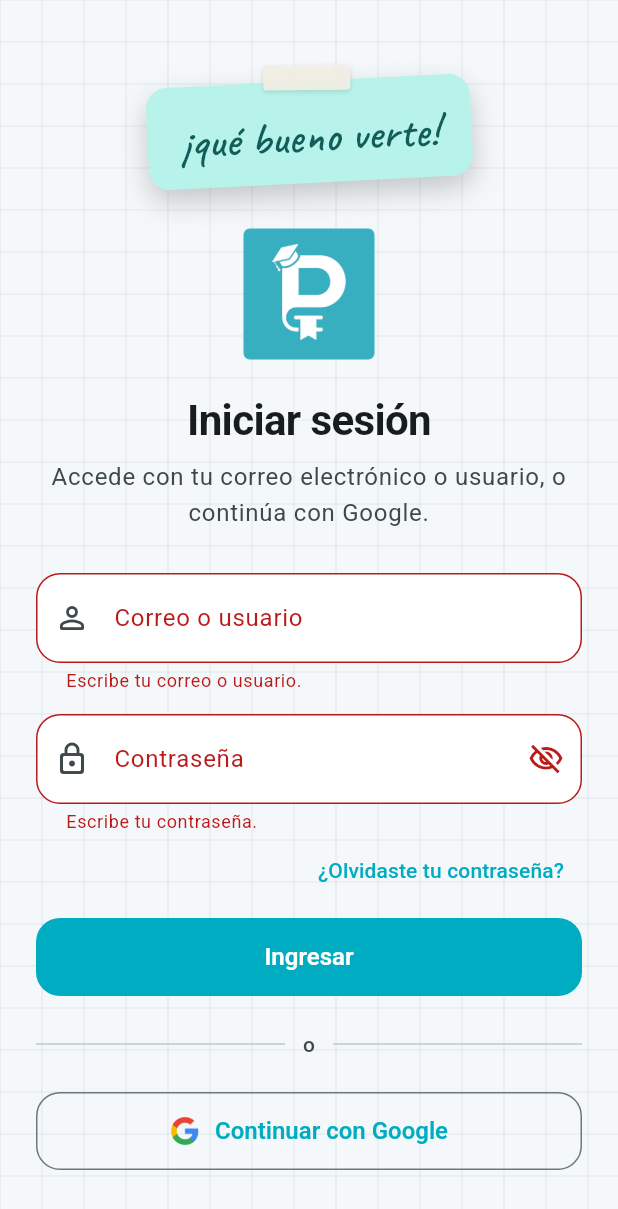
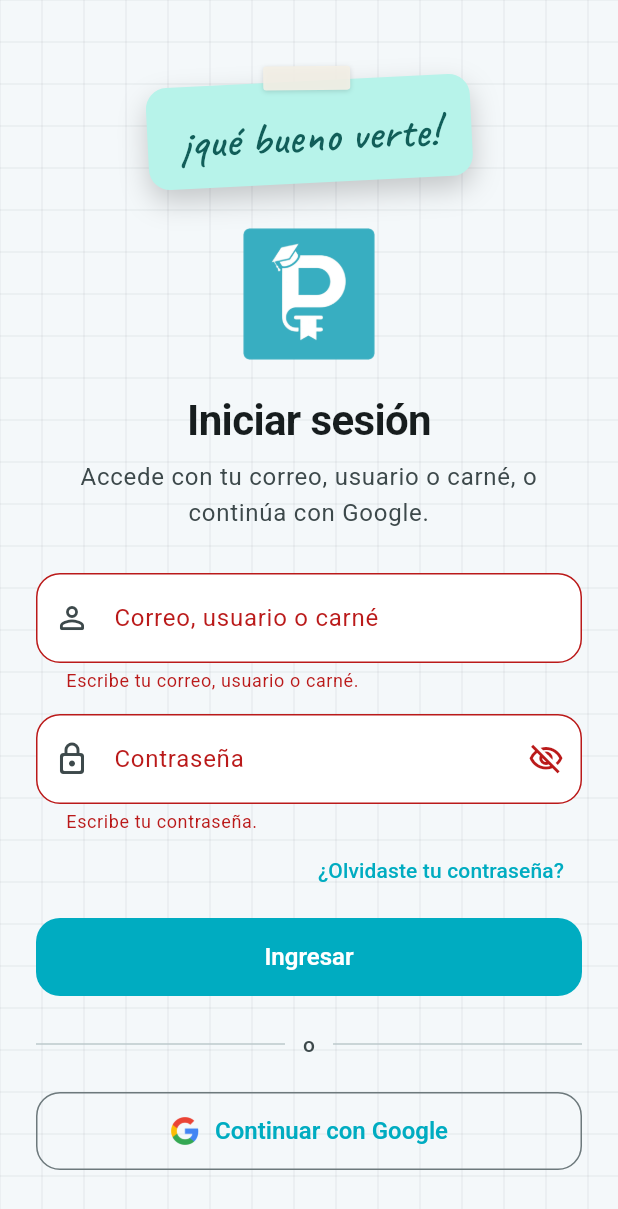
Before and after one commit to Yelenis-M/Repositorio-app_control_academico, a Flutter app: the screen it shows after launch, after a tap on "Ingresar", on a phone screen of 412 x 824 dp. Shown: the top 1209 px of the screen. Run offline on Flutter 3.47's test engine with Material 3 defaults, Android fonts, the phone set to English and light mode, and no system bars; our stand-ins replace cloud_firestore, firebase_auth, firebase_core, flutter_colorpicker, google_sign_in, image_picker and 4 more; accounts and stored records are empty.

Commit message:
Actualizar textos de login para indicar acceso con carné

```diff
--- a/lib/screens/login_screen.dart
+++ b/lib/screens/login_screen.dart
@@ -188,7 +188,7 @@ class _LoginScreenState extends State<LoginScreen>
                     ),
                     const SizedBox(height: 8),
                     Text(
-                      'Accede con tu correo electrónico o usuario, o continúa con Google.',
+                      'Accede con tu correo, usuario o carné, o continúa con Google.',
                       textAlign: TextAlign.center,
                       style: tema.textTheme.bodyLarge?.copyWith(
                         color: esquema.onSurfaceVariant,
@@ -202,7 +202,7 @@ class _LoginScreenState extends State<LoginScreen>
                         children: [
                           AppTextField(
                             controller: _usuarioController,
-                            label: 'Correo o usuario',
+                            label: 'Correo, usuario o carné',
                             prefixIcon: Icons.person_outline_rounded,
                             enabled: !_ocupado,
                             textInputAction: TextInputAction.next,
@@ -357,7 +357,7 @@ bool _esCorreoNoAutorizado(Object error) {
 
 String? _validarUsuario(String? valor) {
   if (valor == null || valor.trim().isEmpty) {
-    return 'Escribe tu correo o usuario.';
+    return 'Escribe tu correo, usuario o carné.';
   }
   return null;
 }
```
